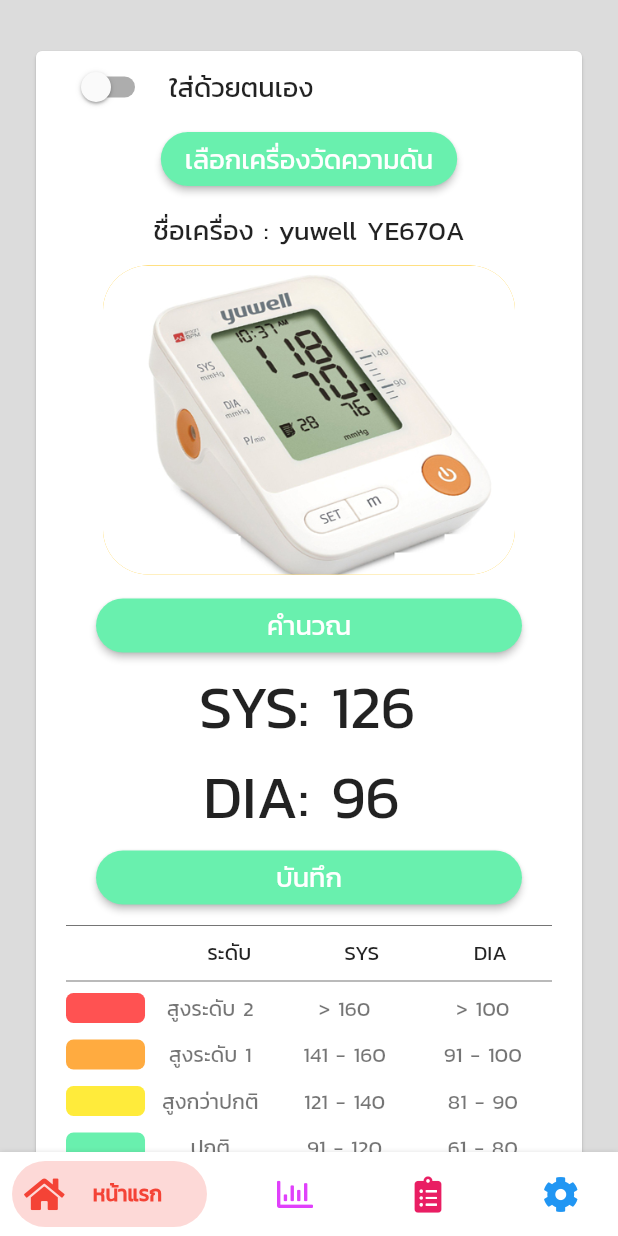
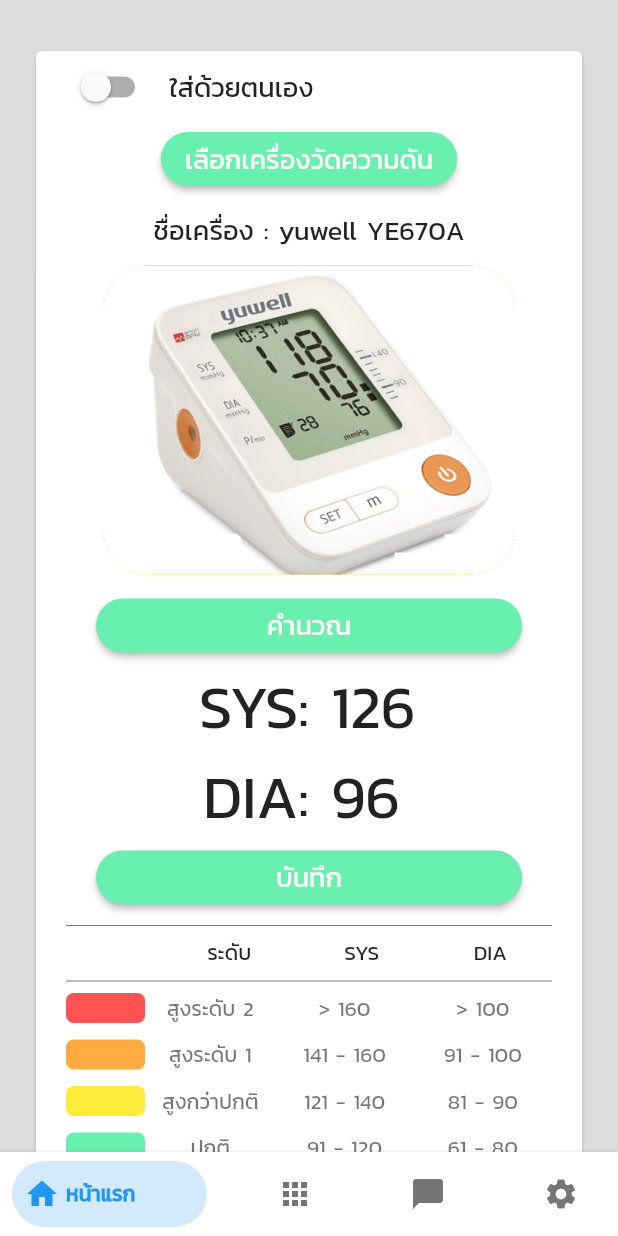
Before and after one commit to kypdev/everydone-app, a Flutter app: the BottomNavy screen opened by its route, on a phone screen of 412 x 824 dp. Run offline on Flutter 3.47's test engine with Material 2 defaults, Android fonts, the phone set to English and light mode, and no system bars; drawn by our look-alikes of bottom_navy_bar; our stand-ins replace cloud_firestore, firebase_auth, firebase_storage, flutter_tts, font_awesome_flutter, image_cropper and 3 more; accounts and stored records are empty.

Commit message:
edit bottom navy pageinate

```diff
--- a/lib/views/bottom_navy.dart
+++ b/lib/views/bottom_navy.dart
@@ -15,53 +15,78 @@
 
 class _BottomNavyState extends State<BottomNavy> {
   TextStyle style = TextStyle(fontFamily: _kanit);
-  int currentTab = 0;
-  final List<Widget> screens = [
-    HomeScreen(), HistoryScreen(), ReccommendScreen(), SettingScreen()
-  ];
-  Widget currentScreen = HomeScreen();
-  final PageStorageBucket bucket = PageStorageBucket();
+
+  int _currentIndex = 0;
+  PageController _pageController;
+
+  @override
+  void dispose() {
+    _pageController.dispose();
+    super.dispose();
+  }
+
+  @override
+  void initState() {
+    _pageController = PageController();
+    super.initState();
+  }
 
   @override
   Widget build(BuildContext context) {
     return Scaffold(
-
-      body: PageStorage(child: currentScreen, bucket: bucket),
+      body: SizedBox.expand(
+        child: PageView(
+          controller: _pageController,
+          onPageChanged: (index) {
+            setState(() => _currentIndex = index);
+          },
+          children: <Widget>[
+            HomeScreen(),
+            HistoryScreen(),
+            ReccommendScreen(),
+            SettingScreen(),
+          ],
+        ),
+      ),
       bottomNavigationBar: BottomNavyBar(
-        selectedIndex: currentTab,
-        onItemSelected: (i) {
-          setState(() {
-            currentTab = i;
-            currentScreen = screens[i];
-          });
+        showElevation: true,
+        selectedIndex: _currentIndex,
+        onItemSelected: (index) {
+          setState(() => _currentIndex = index);
+          _pageController.jumpToPage(index);
         },
-        items: [
+        items: <BottomNavyBarItem>[
           BottomNavyBarItem(
-            icon: Icon(FontAwesomeIcons.home),
             title: Text('หน้าแรก', style: style),
-            activeColor: Colors.red,
-            textAlign: TextAlign.center,
+            icon: Icon(Icons.home),
+            activeColor: Colors.blue,
+            inactiveColor: Colors.grey[600],
           ),
           BottomNavyBarItem(
-            icon: Icon(FontAwesomeIcons.chartBar),
-            title: Text('ประวัติ', style: style),
-            activeColor: Colors.purpleAccent,
-            textAlign: TextAlign.center,
+            title: Text(
+              'ประวัติ',
+              style: style,
+            ),
+            icon: Icon(Icons.apps),
+            activeColor: Colors.red,
+            inactiveColor: Colors.grey[600],
           ),
           BottomNavyBarItem(
-            icon: Icon(FontAwesomeIcons.clipboardList),
             title: Text(
               'แนะนำ',
               style: style,
             ),
-            activeColor: Colors.pink,
-            textAlign: TextAlign.center,
+            icon: Icon(Icons.chat_bubble),
+            activeColor: Colors.deepPurple,
+            inactiveColor: Colors.grey[600],
           ),
           BottomNavyBarItem(
-            icon: Icon(FontAwesomeIcons.cog),
-            title: Text('ตั้งค่า'),
-            activeColor: Colors.blue,
-            textAlign: TextAlign.center,
+            title: Text(
+              'ตั้งค่า',
+              style: style,
+            ),
+            icon: Icon(Icons.settings),
+            inactiveColor: Colors.grey[600],
           ),
         ],
       ),
```
